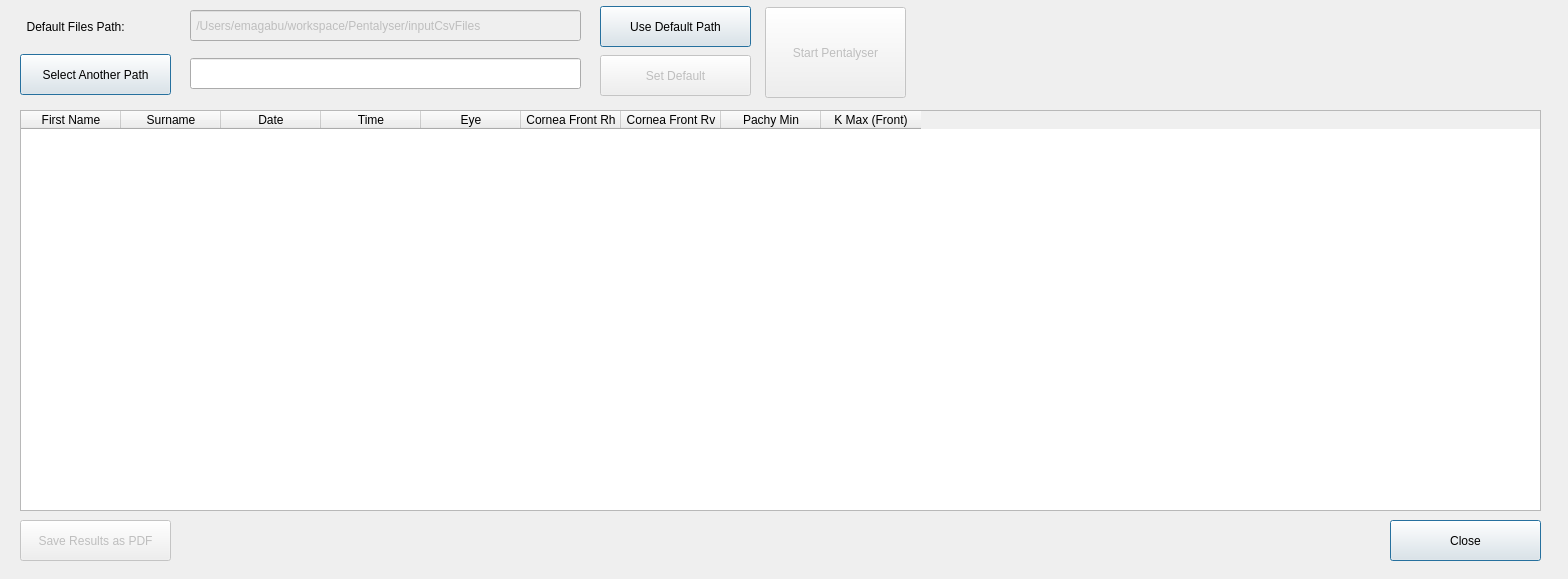
First picture: the form in mainwindow.ui, repository aamagzoub/Pentalyser, before the edit.
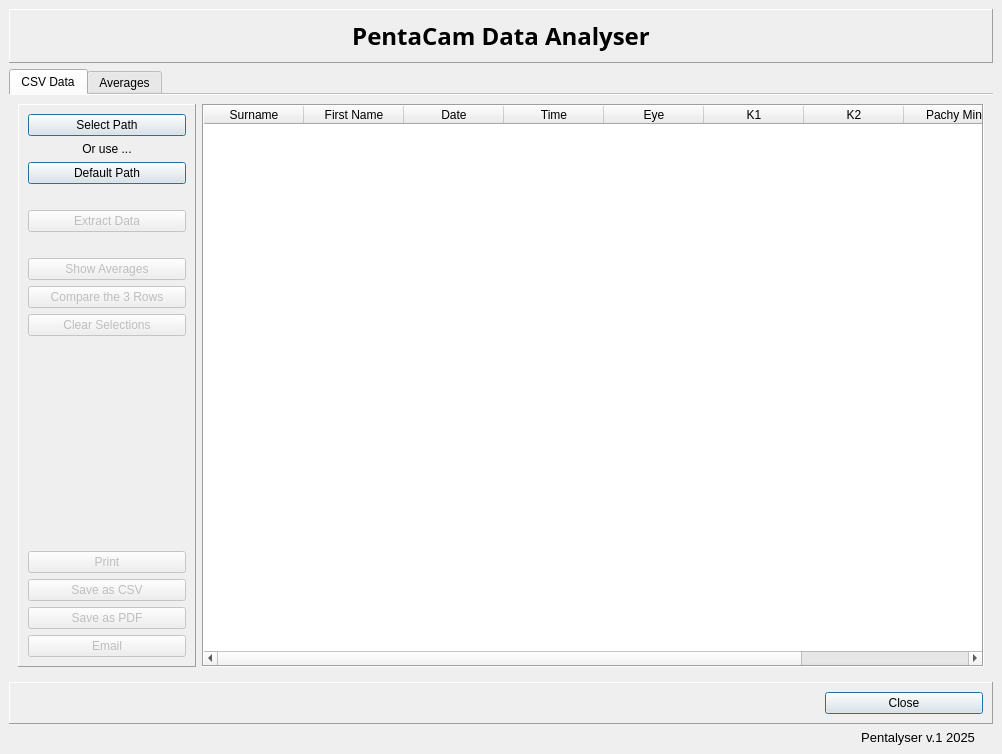
Second picture: the form after the edit. The open tabs and pages were chosen to show the change.

Commit message:
Extract Info
Set tables, set headers, calculate 337.5 values

```diff
--- a/mainwindow.ui
+++ b/mainwindow.ui
@@ -6,85 +6,157 @@
    <rect>
     <x>0</x>
     <y>0</y>
-    <width>1568</width>
-    <height>579</height>
+    <width>1002</width>
+    <height>754</height>
    </rect>
   </property>
   <property name="windowTitle">
    <string>PentaCam Data Analyser</string>
   </property>
   <widget class="QWidget" name="centralwidget">
-   <widget class="QPushButton" name="closeAppBtn">
-    <property name="geometry">
-     <rect>
-      <x>1390</x>
-      <y>520</y>
-      <width>151</width>
-      <height>41</height>
-     </rect>
-    </property>
-    <property name="text">
-     <string>Close</string>
-    </property>
-    <property name="default">
-     <bool>true</bool>
-    </property>
-   </widget>
-   <widget class="QLineEdit" name="defaultPathLine">
-    <property name="enabled">
-     <bool>false</bool>
-    </property>
-    <property name="geometry">
-     <rect>
-      <x>190</x>
-      <y>10</y>
-      <width>391</width>
-      <height>31</height>
-     </rect>
-    </property>
+   <layout class="QGridLayout" name="gridLayout_6">
+    <item row="2" column="0">
+     <widget class="QLabel" name="label_3">
     <property name="font">
      <font>
+        <pointsize>10</pointsize>
       <italic>false</italic>
-      <bold>false</bold>
      </font>
     </property>
     <property name="text">
-     <string> /Users/emagabu/workspace/Pentalyser/inputCsvFiles</string>
-    </property>
-    <property name="readOnly">
-     <bool>true</bool>
-    </property>
-   </widget>
-   <widget class="QPushButton" name="saveBtn">
+       <string> Pentalyser v.1 2025     </string>
+      </property>
+      <property name="alignment">
+       <set>Qt::AlignmentFlag::AlignRight|Qt::AlignmentFlag::AlignTrailing|Qt::AlignmentFlag::AlignVCenter</set>
+      </property>
+     </widget>
+    </item>
+    <item row="0" column="0">
+     <layout class="QGridLayout" name="gridLayout_2">
+      <property name="sizeConstraint">
+       <enum>QLayout::SizeConstraint::SetDefaultConstraint</enum>
+      </property>
+      <item row="0" column="0">
+       <layout class="QGridLayout" name="gridLayout_4">
+        <property name="sizeConstraint">
+         <enum>QLayout::SizeConstraint::SetMaximumSize</enum>
+        </property>
+        <item row="0" column="1" rowspan="2" colspan="2">
+         <widget class="QFrame" name="frame">
+          <property name="frameShape">
+           <enum>QFrame::Shape::Panel</enum>
+          </property>
+          <property name="frameShadow">
+           <enum>QFrame::Shadow::Raised</enum>
+          </property>
+          <layout class="QGridLayout" name="gridLayout">
+           <item row="0" column="0">
+            <widget class="QLabel" name="label_2">
+             <property name="font">
+              <font>
+               <family>Bangla MN</family>
+               <pointsize>18</pointsize>
+               <bold>true</bold>
+              </font>
+             </property>
+             <property name="text">
+              <string>PentaCam Data Analyser</string>
+             </property>
+             <property name="alignment">
+              <set>Qt::AlignmentFlag::AlignCenter</set>
+             </property>
+            </widget>
+           </item>
+          </layout>
+         </widget>
+        </item>
+       </layout>
+      </item>
+      <item row="1" column="0">
+       <widget class="QTabWidget" name="tabWidget">
     <property name="enabled">
-     <bool>false</bool>
-    </property>
-    <property name="geometry">
-     <rect>
-      <x>20</x>
-      <y>520</y>
-      <width>151</width>
-      <height>41</height>
-     </rect>
-    </property>
-    <property name="text">
-     <string>Save Results as PDF</string>
-    </property>
-    <property name="default">
+         <bool>true</bool>
+        </property>
+        <property name="sizePolicy">
+         <sizepolicy hsizetype="MinimumExpanding" vsizetype="Expanding">
+          <horstretch>0</horstretch>
+          <verstretch>0</verstretch>
+         </sizepolicy>
+        </property>
+        <property name="maximumSize">
+         <size>
+          <width>16777215</width>
+          <height>16777215</height>
+         </size>
+        </property>
+        <property name="tabPosition">
+         <enum>QTabWidget::TabPosition::North</enum>
+        </property>
+        <property name="tabShape">
+         <enum>QTabWidget::TabShape::Rounded</enum>
+        </property>
+        <property name="currentIndex">
+         <number>1</number>
+        </property>
+        <property name="elideMode">
+         <enum>Qt::TextElideMode::ElideMiddle</enum>
+        </property>
+        <property name="documentMode">
      <bool>true</bool>
     </property>
-   </widget>
+        <widget class="QWidget" name="tab">
+         <property name="sizePolicy">
+          <sizepolicy hsizetype="Preferred" vsizetype="Preferred">
+           <horstretch>0</horstretch>
+           <verstretch>0</verstretch>
+          </sizepolicy>
+         </property>
+         <attribute name="title">
+          <string>CSV Data</string>
+         </attribute>
+         <layout class="QGridLayout" name="gridLayout_5">
+          <item row="0" column="0" rowspan="3">
+           <layout class="QGridLayout" name="gridLayout_3">
+            <property name="sizeConstraint">
+             <enum>QLayout::SizeConstraint::SetMaximumSize</enum>
+            </property>
+            <item row="0" column="0" rowspan="2">
+             <widget class="QFrame" name="frame_2">
+              <property name="sizePolicy">
+               <sizepolicy hsizetype="Fixed" vsizetype="Preferred">
+                <horstretch>0</horstretch>
+                <verstretch>0</verstretch>
+               </sizepolicy>
+              </property>
+              <property name="frameShape">
+               <enum>QFrame::Shape::Panel</enum>
+              </property>
+              <property name="frameShadow">
+               <enum>QFrame::Shadow::Raised</enum>
+              </property>
+              <layout class="QVBoxLayout" name="verticalLayout_3">
+               <item>
    <widget class="QPushButton" name="selectPathBtn">
-    <property name="geometry">
-     <rect>
-      <x>20</x>
-      <y>54</y>
-      <width>151</width>
-      <height>41</height>
-     </rect>
+                 <property name="sizePolicy">
+                  <sizepolicy hsizetype="MinimumExpanding" vsizetype="Fixed">
+                   <horstretch>0</horstretch>
+                   <verstretch>0</verstretch>
+                  </sizepolicy>
+                 </property>
+                 <property name="minimumSize">
+                  <size>
+                   <width>158</width>
+                   <height>0</height>
+                  </size>
+                 </property>
+                 <property name="maximumSize">
+                  <size>
+                   <width>130</width>
+                   <height>16777215</height>
+                  </size>
     </property>
     <property name="text">
-     <string>Select Another Path</string>
+                  <string>Select Path</string>
     </property>
     <property name="default">
      <bool>true</bool>
@@ -93,53 +165,37 @@
      <bool>false</bool>
     </property>
    </widget>
-   <widget class="QLabel" name="pathLbl">
-    <property name="enabled">
-     <bool>true</bool>
-    </property>
-    <property name="geometry">
-     <rect>
-      <x>20</x>
-      <y>16</y>
-      <width>121</width>
-      <height>21</height>
-     </rect>
-    </property>
+               </item>
+               <item>
+                <widget class="QLabel" name="label_4">
     <property name="text">
-     <string>  Default Files Path:</string>
-    </property>
-   </widget>
-   <widget class="QPushButton" name="startPentalyserBtn">
-    <property name="enabled">
-     <bool>false</bool>
-    </property>
-    <property name="geometry">
-     <rect>
-      <x>765</x>
-      <y>7</y>
-      <width>141</width>
-      <height>91</height>
-     </rect>
-    </property>
-    <property name="text">
-     <string>Start Pentalyser</string>
-    </property>
-    <property name="default">
-     <bool>true</bool>
-    </property>
-   </widget>
+                  <string>Or use ...</string>
+                 </property>
+                 <property name="alignment">
+                  <set>Qt::AlignmentFlag::AlignCenter</set>
+                 </property>
+                </widget>
+               </item>
+               <item>
    <widget class="QPushButton" name="useDefulatPathBtn">
-    <property name="geometry">
-     <rect>
-      <x>600</x>
-      <y>6</y>
-      <width>151</width>
-      <height>41</height>
-     </rect>
-    </property>
+                 <property name="sizePolicy">
+                  <sizepolicy hsizetype="Fixed" vsizetype="Fixed">
+                   <horstretch>0</horstretch>
+                   <verstretch>0</verstretch>
+                  </sizepolicy>
+                 </property>
+                 <property name="minimumSize">
+                  <size>
+                   <width>158</width>
+                   <height>0</height>
+                  </size>
+                 </property>
     <property name="text">
-     <string>Use Default Path</string>
-    </property>
+                  <string>Default Path</string>
+                 </property>
+                 <property name="autoDefault">
+                  <bool>false</bool>
+                 </property>
     <property name="default">
      <bool>true</bool>
     </property>
@@ -147,62 +203,292 @@
      <bool>false</bool>
     </property>
    </widget>
-   <widget class="QLineEdit" name="selectedPathLine">
+               </item>
+               <item>
+                <widget class="QLabel" name="label_5">
+                 <property name="text">
+                  <string/>
+                 </property>
+                </widget>
+               </item>
+               <item>
+                <widget class="QPushButton" name="startExctractingBtn">
     <property name="enabled">
-     <bool>true</bool>
-    </property>
-    <property name="geometry">
-     <rect>
-      <x>190</x>
-      <y>58</y>
-      <width>391</width>
-      <height>31</height>
-     </rect>
-    </property>
-    <property name="font">
-     <font>
-      <italic>false</italic>
-      <bold>false</bold>
-     </font>
+                  <bool>false</bool>
+                 </property>
+                 <property name="sizePolicy">
+                  <sizepolicy hsizetype="Fixed" vsizetype="Fixed">
+                   <horstretch>0</horstretch>
+                   <verstretch>0</verstretch>
+                  </sizepolicy>
+                 </property>
+                 <property name="minimumSize">
+                  <size>
+                   <width>158</width>
+                   <height>0</height>
+                  </size>
     </property>
     <property name="text">
+                  <string>Extract Data</string>
+                 </property>
+                 <property name="default">
+                  <bool>false</bool>
+                 </property>
+                 <property name="flat">
+                  <bool>false</bool>
+                 </property>
+                </widget>
+               </item>
+               <item>
+                <widget class="QLabel" name="label">
+                 <property name="text">
      <string/>
     </property>
-    <property name="readOnly">
-     <bool>true</bool>
-    </property>
-   </widget>
-   <widget class="QPushButton" name="setPathAsDefaultBtn">
+                </widget>
+               </item>
+               <item>
+                <widget class="QPushButton" name="showAveragesBtn">
+                 <property name="enabled">
+                  <bool>false</bool>
+                 </property>
+                 <property name="sizePolicy">
+                  <sizepolicy hsizetype="Fixed" vsizetype="Fixed">
+                   <horstretch>0</horstretch>
+                   <verstretch>0</verstretch>
+                  </sizepolicy>
+                 </property>
+                 <property name="minimumSize">
+                  <size>
+                   <width>158</width>
+                   <height>0</height>
+                  </size>
+                 </property>
+                 <property name="text">
+                  <string>Show Averages</string>
+                 </property>
+                </widget>
+               </item>
+               <item>
+                <widget class="QPushButton" name="compareDataBtn">
     <property name="enabled">
      <bool>false</bool>
     </property>
-    <property name="geometry">
-     <rect>
-      <x>600</x>
-      <y>55</y>
-      <width>151</width>
-      <height>41</height>
-     </rect>
-    </property>
+                 <property name="sizePolicy">
+                  <sizepolicy hsizetype="Fixed" vsizetype="Fixed">
+                   <horstretch>0</horstretch>
+                   <verstretch>0</verstretch>
+                  </sizepolicy>
+                 </property>
+                 <property name="minimumSize">
+                  <size>
+                   <width>158</width>
+                   <height>0</height>
+                  </size>
+                 </property>
     <property name="text">
-     <string>Set Default</string>
-    </property>
+                  <string>Compare the 3 Rows</string>
+                 </property>
+                </widget>
+               </item>
+               <item>
+                <widget class="QPushButton" name="clearRowsSelectionBtn">
+                 <property name="enabled">
+                  <bool>false</bool>
+                 </property>
+                 <property name="sizePolicy">
+                  <sizepolicy hsizetype="Fixed" vsizetype="Fixed">
+                   <horstretch>0</horstretch>
+                   <verstretch>0</verstretch>
+                  </sizepolicy>
+                 </property>
+                 <property name="minimumSize">
+                  <size>
+                   <width>158</width>
+                   <height>0</height>
+                  </size>
+                 </property>
+                 <property name="text">
+                  <string>Clear Selections</string>
+                 </property>
+                </widget>
+               </item>
+               <item>
+                <spacer name="verticalSpacer_2">
+                 <property name="orientation">
+                  <enum>Qt::Orientation::Vertical</enum>
+                 </property>
+                 <property name="sizeHint" stdset="0">
+                  <size>
+                   <width>20</width>
+                   <height>40</height>
+                  </size>
+                 </property>
+                </spacer>
+               </item>
+               <item>
+                <widget class="QPushButton" name="printBtn">
+                 <property name="enabled">
+                  <bool>false</bool>
+                 </property>
+                 <property name="sizePolicy">
+                  <sizepolicy hsizetype="Fixed" vsizetype="Fixed">
+                   <horstretch>0</horstretch>
+                   <verstretch>0</verstretch>
+                  </sizepolicy>
+                 </property>
+                 <property name="minimumSize">
+                  <size>
+                   <width>158</width>
+                   <height>0</height>
+                  </size>
+                 </property>
+                 <property name="text">
+                  <string>Print</string>
+                 </property>
     <property name="default">
-     <bool>true</bool>
-    </property>
-    <property name="flat">
+                  <bool>false</bool>
+                 </property>
+                </widget>
+               </item>
+               <item>
+                <widget class="QPushButton" name="saveAsCsvBtn">
+                 <property name="enabled">
      <bool>false</bool>
     </property>
-   </widget>
+                 <property name="sizePolicy">
+                  <sizepolicy hsizetype="Fixed" vsizetype="Fixed">
+                   <horstretch>0</horstretch>
+                   <verstretch>0</verstretch>
+                  </sizepolicy>
+                 </property>
+                 <property name="minimumSize">
+                  <size>
+                   <width>158</width>
+                   <height>0</height>
+                  </size>
+                 </property>
+                 <property name="text">
+                  <string>Save as CSV</string>
+                 </property>
+                 <property name="default">
+                  <bool>false</bool>
+                 </property>
+                </widget>
+               </item>
+               <item>
+                <widget class="QPushButton" name="saveAsPdfBtn">
+                 <property name="enabled">
+                  <bool>false</bool>
+                 </property>
+                 <property name="sizePolicy">
+                  <sizepolicy hsizetype="Fixed" vsizetype="Fixed">
+                   <horstretch>0</horstretch>
+                   <verstretch>0</verstretch>
+                  </sizepolicy>
+                 </property>
+                 <property name="minimumSize">
+                  <size>
+                   <width>158</width>
+                   <height>0</height>
+                  </size>
+                 </property>
+                 <property name="text">
+                  <string>Save as PDF</string>
+                 </property>
+                 <property name="default">
+                  <bool>false</bool>
+                 </property>
+                </widget>
+               </item>
+               <item>
+                <widget class="QPushButton" name="emailBtn">
+                 <property name="enabled">
+                  <bool>false</bool>
+                 </property>
+                 <property name="sizePolicy">
+                  <sizepolicy hsizetype="Fixed" vsizetype="Fixed">
+                   <horstretch>0</horstretch>
+                   <verstretch>0</verstretch>
+                  </sizepolicy>
+                 </property>
+                 <property name="minimumSize">
+                  <size>
+                   <width>158</width>
+                   <height>0</height>
+                  </size>
+                 </property>
+                 <property name="text">
+                  <string>Email</string>
+                 </property>
+                 <property name="default">
+                  <bool>false</bool>
+                 </property>
+                </widget>
+               </item>
+              </layout>
+             </widget>
+            </item>
+            <item row="0" column="1" rowspan="2" colspan="2">
    <widget class="QTableWidget" name="tableWidget">
-    <property name="geometry">
-     <rect>
-      <x>20</x>
-      <y>110</y>
-      <width>1521</width>
-      <height>401</height>
-     </rect>
-    </property>
+              <property name="sizePolicy">
+               <sizepolicy hsizetype="MinimumExpanding" vsizetype="Expanding">
+                <horstretch>0</horstretch>
+                <verstretch>0</verstretch>
+               </sizepolicy>
+              </property>
+              <property name="minimumSize">
+               <size>
+                <width>750</width>
+                <height>525</height>
+               </size>
+              </property>
+              <property name="maximumSize">
+               <size>
+                <width>16777215</width>
+                <height>16777215</height>
+               </size>
+              </property>
+              <property name="autoFillBackground">
+               <bool>false</bool>
+              </property>
+              <property name="frameShape">
+               <enum>QFrame::Shape::Box</enum>
+              </property>
+              <property name="autoScroll">
+               <bool>false</bool>
+              </property>
+              <property name="dragEnabled">
+               <bool>true</bool>
+              </property>
+              <property name="alternatingRowColors">
+               <bool>true</bool>
+              </property>
+              <property name="selectionMode">
+               <enum>QAbstractItemView::SelectionMode::MultiSelection</enum>
+              </property>
+              <property name="selectionBehavior">
+               <enum>QAbstractItemView::SelectionBehavior::SelectRows</enum>
+              </property>
+              <property name="sortingEnabled">
+               <bool>true</bool>
+              </property>
+              <property name="wordWrap">
+               <bool>false</bool>
+              </property>
+              <property name="cornerButtonEnabled">
+               <bool>false</bool>
+              </property>
+              <attribute name="horizontalHeaderCascadingSectionResizes">
+               <bool>false</bool>
+              </attribute>
+              <attribute name="verticalHeaderStretchLastSection">
+               <bool>false</bool>
+              </attribute>
+              <column>
+               <property name="text">
+                <string>Surname</string>
+               </property>
+              </column>
     <column>
      <property name="text">
       <string>First Name</string>
@@ -210,6 +496,63 @@
     </column>
     <column>
      <property name="text">
+                <string>Date</string>
+               </property>
+              </column>
+              <column>
+               <property name="text">
+                <string>Time</string>
+               </property>
+              </column>
+              <column>
+               <property name="text">
+                <string>Eye</string>
+               </property>
+              </column>
+              <column>
+               <property name="text">
+                <string>K1</string>
+               </property>
+              </column>
+              <column>
+               <property name="text">
+                <string>K2</string>
+               </property>
+              </column>
+              <column>
+               <property name="text">
+                <string>Pachy Min</string>
+               </property>
+              </column>
+              <column>
+               <property name="text">
+                <string>KMax</string>
+               </property>
+              </column>
+             </widget>
+            </item>
+           </layout>
+          </item>
+         </layout>
+        </widget>
+        <widget class="QWidget" name="tab_2">
+         <attribute name="title">
+          <string>Averages</string>
+         </attribute>
+         <layout class="QGridLayout" name="gridLayout_7">
+          <item row="0" column="0">
+           <widget class="QFrame" name="frame_3">
+            <property name="frameShape">
+             <enum>QFrame::Shape::Panel</enum>
+            </property>
+            <property name="frameShadow">
+             <enum>QFrame::Shadow::Raised</enum>
+            </property>
+            <layout class="QGridLayout" name="gridLayout_9">
+             <item row="0" column="0">
+              <widget class="QTableWidget" name="tableWidget_2">
+               <column>
+                <property name="text">
       <string>Surname</string>
      </property>
     </column>
@@ -230,12 +573,12 @@
     </column>
     <column>
      <property name="text">
-      <string>Cornea Front Rh</string>
+                 <string>K1</string>
      </property>
     </column>
     <column>
      <property name="text">
-      <string>Cornea Front Rv</string>
+                 <string>K2</string>
      </property>
     </column>
     <column>
@@ -245,10 +588,74 @@
     </column>
     <column>
      <property name="text">
-      <string>K Max (Front)</string>
+                 <string>KMax</string>
      </property>
     </column>
    </widget>
+             </item>
+            </layout>
+           </widget>
+          </item>
+         </layout>
+        </widget>
+       </widget>
+      </item>
+      <item row="2" column="0">
+       <widget class="QFrame" name="frame_4">
+        <property name="sizePolicy">
+         <sizepolicy hsizetype="Preferred" vsizetype="Fixed">
+          <horstretch>0</horstretch>
+          <verstretch>0</verstretch>
+         </sizepolicy>
+        </property>
+        <property name="frameShape">
+         <enum>QFrame::Shape::Panel</enum>
+        </property>
+        <property name="frameShadow">
+         <enum>QFrame::Shadow::Raised</enum>
+        </property>
+        <layout class="QGridLayout" name="gridLayout_8">
+         <item row="0" column="0">
+          <spacer name="horizontalSpacer">
+           <property name="orientation">
+            <enum>Qt::Orientation::Horizontal</enum>
+           </property>
+           <property name="sizeHint" stdset="0">
+            <size>
+             <width>40</width>
+             <height>20</height>
+            </size>
+           </property>
+          </spacer>
+         </item>
+         <item row="0" column="1">
+          <widget class="QPushButton" name="closeAppBtn">
+           <property name="sizePolicy">
+            <sizepolicy hsizetype="Fixed" vsizetype="Fixed">
+             <horstretch>0</horstretch>
+             <verstretch>0</verstretch>
+            </sizepolicy>
+           </property>
+           <property name="minimumSize">
+            <size>
+             <width>158</width>
+             <height>0</height>
+            </size>
+           </property>
+           <property name="text">
+            <string>Close</string>
+           </property>
+           <property name="default">
+            <bool>true</bool>
+           </property>
+          </widget>
+         </item>
+        </layout>
+       </widget>
+      </item>
+     </layout>
+    </item>
+   </layout>
   </widget>
  </widget>
  <resources/>
```
Left out of the diff: 8 changed lines with no effect on the pictures. Lines whose indentation alone changed are shown as unchanged. The commit also changes 5 other files.
